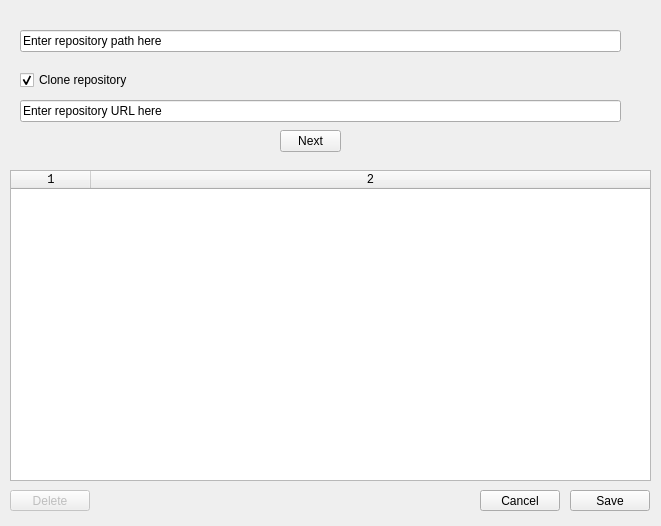
Qt form window.ui (bleck9999/frii-config) before a commit.
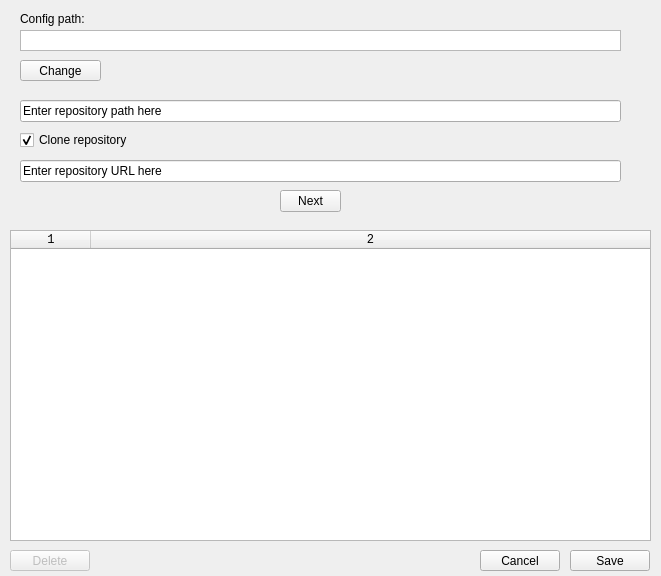
The same form after that commit.

Commit message: check if an entry already exists when being added, allow changing the config file path in gui probably introduce several more bugs i missed in moving away from global variables

What changed in the file:
```diff
--- a/window.ui
+++ b/window.ui
@@ -7,7 +7,7 @@
     <x>0</x>
     <y>0</y>
     <width>661</width>
-    <height>526</height>
+    <height>576</height>
    </rect>
   </property>
   <property name="windowTitle">
@@ -17,7 +17,7 @@
    <property name="geometry">
     <rect>
      <x>280</x>
-     <y>130</y>
+     <y>190</y>
      <width>61</width>
      <height>22</height>
     </rect>
@@ -30,7 +30,7 @@
    <property name="geometry">
     <rect>
      <x>20</x>
-     <y>30</y>
+     <y>100</y>
      <width>601</width>
      <height>22</height>
     </rect>
@@ -43,7 +43,7 @@
    <property name="geometry">
     <rect>
      <x>20</x>
-     <y>100</y>
+     <y>160</y>
      <width>601</width>
      <height>22</height>
     </rect>
@@ -56,7 +56,7 @@
    <property name="geometry">
     <rect>
      <x>20</x>
-     <y>70</y>
+     <y>130</y>
      <width>131</width>
      <height>20</height>
     </rect>
@@ -72,7 +72,7 @@
    <property name="geometry">
     <rect>
      <x>570</x>
-     <y>490</y>
+     <y>550</y>
      <width>80</width>
      <height>21</height>
     </rect>
@@ -85,7 +85,7 @@
    <property name="geometry">
     <rect>
      <x>10</x>
-     <y>170</y>
+     <y>230</y>
      <width>641</width>
      <height>311</height>
     </rect>
@@ -138,7 +138,7 @@
    <property name="geometry">
     <rect>
      <x>10</x>
-     <y>490</y>
+     <y>550</y>
      <width>80</width>
      <height>21</height>
     </rect>
@@ -151,7 +151,7 @@
    <property name="geometry">
     <rect>
      <x>480</x>
-     <y>490</y>
+     <y>550</y>
      <width>80</width>
      <height>21</height>
     </rect>
@@ -160,6 +160,48 @@
     <string>Cancel</string>
    </property>
   </widget>
+  <widget class="QPushButton" name="changeButton">
+   <property name="geometry">
+    <rect>
+     <x>20</x>
+     <y>60</y>
+     <width>81</width>
+     <height>21</height>
+    </rect>
+   </property>
+   <property name="text">
+    <string>Change</string>
+   </property>
+  </widget>
+  <widget class="QLabel" name="configlabel">
+   <property name="geometry">
+    <rect>
+     <x>20</x>
+     <y>10</y>
+     <width>101</width>
+     <height>17</height>
+    </rect>
+   </property>
+   <property name="text">
+    <string>Config path:</string>
+   </property>
+  </widget>
+  <widget class="QTextBrowser" name="textBrowser">
+   <property name="geometry">
+    <rect>
+     <x>20</x>
+     <y>30</y>
+     <width>601</width>
+     <height>21</height>
+    </rect>
+   </property>
+   <property name="verticalScrollBarPolicy">
+    <enum>Qt::ScrollBarAlwaysOff</enum>
+   </property>
+   <property name="horizontalScrollBarPolicy">
+    <enum>Qt::ScrollBarAsNeeded</enum>
+   </property>
+  </widget>
  </widget>
  <resources/>
  <connections/>
```
The commit also changes 3 other files.
